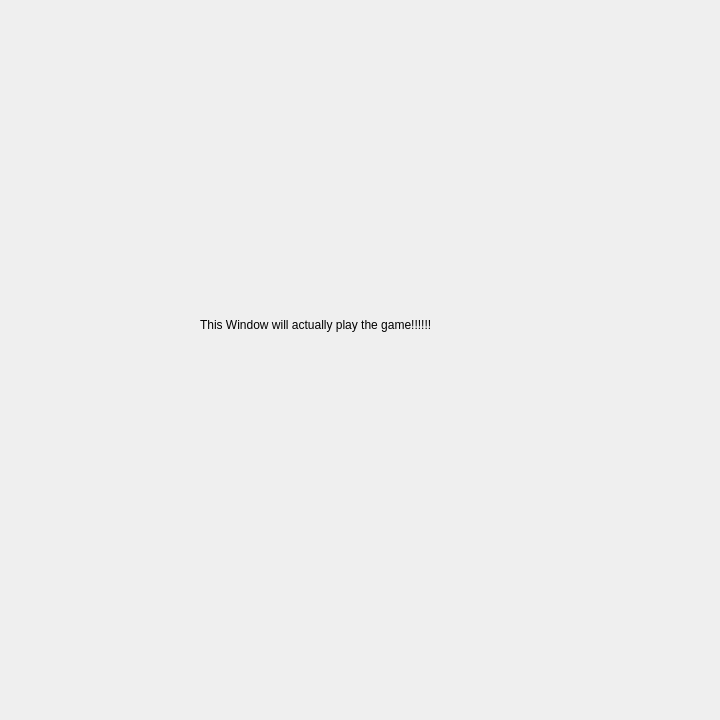
Above: all-4-pong/ingame.ui from twetm967/all-4-pong before the change. Below: the same form after it.
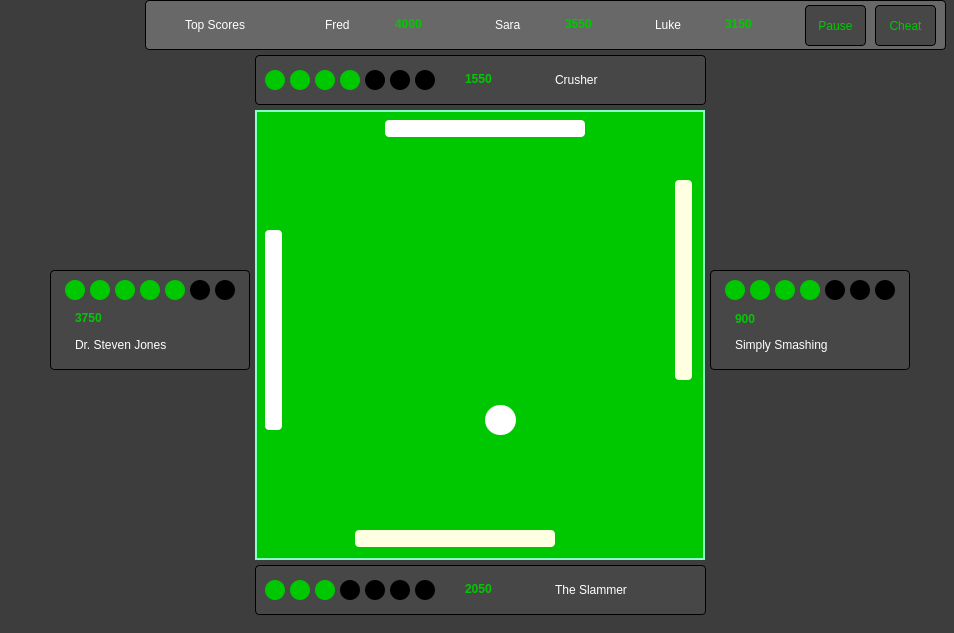
That is the form after the change.

What changed in the file:
```diff
--- a/all-4-pong/ingame.ui
+++ b/all-4-pong/ingame.ui
@@ -6,29 +6,1181 @@
    <rect>
     <x>0</x>
     <y>0</y>
-    <width>720</width>
-    <height>720</height>
+    <width>954</width>
+    <height>633</height>
    </rect>
   </property>
   <property name="windowTitle">
    <string>Form</string>
   </property>
-  <widget class="QLabel" name="label">
+  <property name="styleSheet">
+   <string notr="true">background-color: rgb(61, 61, 61);</string>
+  </property>
+  <widget class="QLabel" name="lblTop2Usrnm">
    <property name="geometry">
     <rect>
-     <x>200</x>
+     <x>495</x>
+     <y>15</y>
+     <width>61</width>
+     <height>20</height>
+    </rect>
+   </property>
+   <property name="styleSheet">
+    <string notr="true">background-color: rgb(104,104,104);
+color: rgb(255, 255, 255);
+text-align: center;</string>
+   </property>
+   <property name="text">
+    <string>Sara</string>
+   </property>
+  </widget>
+  <widget class="QLabel" name="lblLife3PT">
+   <property name="geometry">
+    <rect>
+     <x>315</x>
+     <y>70</y>
+     <width>20</width>
+     <height>20</height>
+    </rect>
+   </property>
+   <property name="styleSheet">
+    <string notr="true">background-color: rgb(0, 200, 0);
+border-radius: 10px;</string>
+   </property>
+   <property name="text">
+    <string/>
+   </property>
+  </widget>
+  <widget class="QLabel" name="lblLife4PL">
+   <property name="geometry">
+    <rect>
+     <x>140</x>
+     <y>280</y>
+     <width>20</width>
+     <height>20</height>
+    </rect>
+   </property>
+   <property name="styleSheet">
+    <string notr="true">background-color: rgb(0, 200, 0);
+border-radius: 10px;</string>
+   </property>
+   <property name="text">
+    <string/>
+   </property>
+  </widget>
+  <widget class="QLabel" name="lblPaddleLeft">
+   <property name="geometry">
+    <rect>
+     <x>265</x>
+     <y>230</y>
+     <width>17</width>
+     <height>200</height>
+    </rect>
+   </property>
+   <property name="sizePolicy">
+    <sizepolicy hsizetype="Preferred" vsizetype="Preferred">
+     <horstretch>0</horstretch>
+     <verstretch>0</verstretch>
+    </sizepolicy>
+   </property>
+   <property name="baseSize">
+    <size>
+     <width>0</width>
+     <height>0</height>
+    </size>
+   </property>
+   <property name="styleSheet">
+    <string notr="true">background-color: rgb(255, 255, 255);
+border-radius: 4px;</string>
+   </property>
+   <property name="frameShadow">
+    <enum>QFrame::Raised</enum>
+   </property>
+   <property name="text">
+    <string/>
+   </property>
+  </widget>
+  <widget class="QLabel" name="lblLife7PT">
+   <property name="geometry">
+    <rect>
+     <x>415</x>
+     <y>70</y>
+     <width>20</width>
+     <height>20</height>
+    </rect>
+   </property>
+   <property name="styleSheet">
+    <string notr="true">background-color: rgb(0, 0, 0);
+border-radius: 10px;</string>
+   </property>
+   <property name="text">
+    <string/>
+   </property>
+  </widget>
+  <widget class="QLabel" name="lblLife6PB">
+   <property name="geometry">
+    <rect>
+     <x>390</x>
+     <y>580</y>
+     <width>20</width>
+     <height>20</height>
+    </rect>
+   </property>
+   <property name="styleSheet">
+    <string notr="true">background-color: rgb(0, 0, 0);
+border-radius: 10px;</string>
+   </property>
+   <property name="text">
+    <string/>
+   </property>
+  </widget>
+  <widget class="QLabel" name="lblUsernamePR">
+   <property name="geometry">
+    <rect>
+     <x>735</x>
+     <y>335</y>
+     <width>131</width>
+     <height>20</height>
+    </rect>
+   </property>
+   <property name="styleSheet">
+    <string notr="true">background-color: rgb(71, 71, 71);
+color: rgb(255, 255, 255);
+text-align: center;</string>
+   </property>
+   <property name="text">
+    <string>Simply Smashing</string>
+   </property>
+  </widget>
+  <widget class="QLabel" name="lblTop3Usrnm">
+   <property name="geometry">
+    <rect>
+     <x>655</x>
+     <y>15</y>
+     <width>61</width>
+     <height>20</height>
+    </rect>
+   </property>
+   <property name="styleSheet">
+    <string notr="true">background-color: rgb(104,104,104);
+color: rgb(255, 255, 255);
+text-align: center;</string>
+   </property>
+   <property name="text">
+    <string>Luke</string>
+   </property>
+  </widget>
+  <widget class="QLabel" name="lblTop1Score">
+   <property name="geometry">
+    <rect>
+     <x>395</x>
+     <y>15</y>
+     <width>61</width>
+     <height>17</height>
+    </rect>
+   </property>
+   <property name="font">
+    <font>
+     <weight>75</weight>
+     <italic>false</italic>
+     <bold>true</bold>
+    </font>
+   </property>
+   <property name="styleSheet">
+    <string notr="true">background-color: rgb(104,104,104);
+color: rgb(0, 200, 0);
+text-align: center;</string>
+   </property>
+   <property name="frameShadow">
+    <enum>QFrame::Plain</enum>
+   </property>
+   <property name="text">
+    <string>4000</string>
+   </property>
+  </widget>
+  <widget class="QLabel" name="lblPlayerBoardR">
+   <property name="geometry">
+    <rect>
+     <x>710</x>
+     <y>270</y>
+     <width>200</width>
+     <height>100</height>
+    </rect>
+   </property>
+   <property name="styleSheet">
+    <string notr="true">background-color: rgb(71, 71, 71);
+border: 1px solid rgb(0, 0, 0);
+color: rgb(0, 200, 0);
+border-radius: 4px;</string>
+   </property>
+   <property name="text">
+    <string/>
+   </property>
+  </widget>
+  <widget class="QLabel" name="lblTop3Score">
+   <property name="geometry">
+    <rect>
+     <x>725</x>
+     <y>15</y>
+     <width>61</width>
+     <height>17</height>
+    </rect>
+   </property>
+   <property name="font">
+    <font>
+     <weight>75</weight>
+     <italic>false</italic>
+     <bold>true</bold>
+    </font>
+   </property>
+   <property name="styleSheet">
+    <string notr="true">background-color: rgb(104,104,104);
+color: rgb(0, 200, 0);
+text-align: center;</string>
+   </property>
+   <property name="frameShadow">
+    <enum>QFrame::Plain</enum>
+   </property>
+   <property name="text">
+    <string>3150</string>
+   </property>
+  </widget>
+  <widget class="QLabel" name="lblLife2PR">
+   <property name="geometry">
+    <rect>
+     <x>750</x>
+     <y>280</y>
+     <width>20</width>
+     <height>20</height>
+    </rect>
+   </property>
+   <property name="styleSheet">
+    <string notr="true">background-color: rgb(0, 200, 0);
+border-radius: 10px;</string>
+   </property>
+   <property name="text">
+    <string/>
+   </property>
+  </widget>
+  <widget class="QLabel" name="lblLife5PB">
+   <property name="geometry">
+    <rect>
+     <x>365</x>
+     <y>580</y>
+     <width>20</width>
+     <height>20</height>
+    </rect>
+   </property>
+   <property name="styleSheet">
+    <string notr="true">background-color: rgb(0, 0, 0);
+border-radius: 10px;</string>
+   </property>
+   <property name="text">
+    <string/>
+   </property>
+  </widget>
+  <widget class="QLabel" name="lblLeaderBoard">
+   <property name="geometry">
+    <rect>
+     <x>145</x>
+     <y>0</y>
+     <width>801</width>
+     <height>50</height>
+    </rect>
+   </property>
+   <property name="styleSheet">
+    <string notr="true">background-color: rgb(104, 104, 104);
+border: 1px solid rgb(0, 0, 0);
+color: rgb(0, 200, 0);
+border-radius: 4px;</string>
+   </property>
+   <property name="text">
+    <string/>
+   </property>
+  </widget>
+  <widget class="QLabel" name="lblPlayerBoardB">
+   <property name="geometry">
+    <rect>
+     <x>255</x>
+     <y>565</y>
+     <width>451</width>
+     <height>50</height>
+    </rect>
+   </property>
+   <property name="styleSheet">
+    <string notr="true">background-color: rgb(71, 71, 71);
+border: 1px solid rgb(0, 0, 0);
+color: rgb(0, 200, 0);
+border-radius: 4px;</string>
+   </property>
+   <property name="text">
+    <string/>
+   </property>
+  </widget>
+  <widget class="QLabel" name="lblScorePB">
+   <property name="geometry">
+    <rect>
+     <x>465</x>
+     <y>580</y>
+     <width>61</width>
+     <height>17</height>
+    </rect>
+   </property>
+   <property name="font">
+    <font>
+     <weight>75</weight>
+     <italic>false</italic>
+     <bold>true</bold>
+    </font>
+   </property>
+   <property name="styleSheet">
+    <string notr="true">background-color: rgb(71, 71, 71);
+color: rgb(0, 200, 0);
+text-align: center;</string>
+   </property>
+   <property name="frameShadow">
+    <enum>QFrame::Plain</enum>
+   </property>
+   <property name="text">
+    <string>2050</string>
+   </property>
+  </widget>
+  <widget class="QPushButton" name="btnPause">
+   <property name="geometry">
+    <rect>
+     <x>805</x>
+     <y>5</y>
+     <width>61</width>
+     <height>41</height>
+    </rect>
+   </property>
+   <property name="styleSheet">
+    <string notr="true">background-color: rgb(71, 71, 71);
+border: 1px solid rgb(0, 0, 0);
+color: rgb(0, 200, 0);
+border-radius: 4px;</string>
+   </property>
+   <property name="text">
+    <string>Pause</string>
+   </property>
+  </widget>
+  <widget class="QLabel" name="lblUsernamePT">
+   <property name="geometry">
+    <rect>
+     <x>555</x>
+     <y>70</y>
+     <width>131</width>
+     <height>20</height>
+    </rect>
+   </property>
+   <property name="styleSheet">
+    <string notr="true">background-color: rgb(71, 71, 71);
+color: rgb(255, 255, 255);
+text-align: center;</string>
+   </property>
+   <property name="text">
+    <string>Crusher</string>
+   </property>
+  </widget>
+  <widget class="QPushButton" name="btnCheat">
+   <property name="geometry">
+    <rect>
+     <x>875</x>
+     <y>5</y>
+     <width>61</width>
+     <height>41</height>
+    </rect>
+   </property>
+   <property name="styleSheet">
+    <string notr="true">background-color: rgb(71, 71, 71);
+border: 1px solid rgb(0, 0, 0);
+color: rgb(0, 200, 0);
+border-radius: 4px;</string>
+   </property>
+   <property name="text">
+    <string>Cheat</string>
+   </property>
+  </widget>
+  <widget class="QLabel" name="lblLife5PL">
+   <property name="geometry">
+    <rect>
+     <x>165</x>
+     <y>280</y>
+     <width>20</width>
+     <height>20</height>
+    </rect>
+   </property>
+   <property name="styleSheet">
+    <string notr="true">background-color: rgb(0, 200, 0);
+border-radius: 10px;</string>
+   </property>
+   <property name="text">
+    <string/>
+   </property>
+  </widget>
+  <widget class="QLabel" name="lblLeaderBoardTitle">
+   <property name="geometry">
+    <rect>
+     <x>185</x>
+     <y>15</y>
+     <width>81</width>
+     <height>20</height>
+    </rect>
+   </property>
+   <property name="styleSheet">
+    <string notr="true">background-color: rgb(104,104,104);
+color: rgb(255, 255, 255);
+text-align: center;</string>
+   </property>
+   <property name="text">
+    <string>Top Scores</string>
+   </property>
+  </widget>
+  <widget class="QLabel" name="lblLife3PR">
+   <property name="geometry">
+    <rect>
+     <x>775</x>
+     <y>280</y>
+     <width>20</width>
+     <height>20</height>
+    </rect>
+   </property>
+   <property name="styleSheet">
+    <string notr="true">background-color: rgb(0, 200, 0);
+border-radius: 10px;</string>
+   </property>
+   <property name="text">
+    <string/>
+   </property>
+  </widget>
+  <widget class="QLabel" name="lblScorePT">
+   <property name="geometry">
+    <rect>
+     <x>465</x>
+     <y>70</y>
+     <width>61</width>
+     <height>17</height>
+    </rect>
+   </property>
+   <property name="font">
+    <font>
+     <weight>75</weight>
+     <italic>false</italic>
+     <bold>true</bold>
+    </font>
+   </property>
+   <property name="styleSheet">
+    <string notr="true">background-color: rgb(71, 71, 71);
+color: rgb(0, 200, 0);
+text-align: center;</string>
+   </property>
+   <property name="frameShadow">
+    <enum>QFrame::Plain</enum>
+   </property>
+   <property name="text">
+    <string>1550</string>
+   </property>
+  </widget>
+  <widget class="QLabel" name="lblLife7PR">
+   <property name="geometry">
+    <rect>
+     <x>875</x>
+     <y>280</y>
+     <width>20</width>
+     <height>20</height>
+    </rect>
+   </property>
+   <property name="styleSheet">
+    <string notr="true">background-color: rgb(0, 0, 0);
+border-radius: 10px;</string>
+   </property>
+   <property name="text">
+    <string/>
+   </property>
+  </widget>
+  <widget class="QWidget" name="gameCourt" native="true">
+   <property name="geometry">
+    <rect>
+     <x>255</x>
+     <y>110</y>
+     <width>450</width>
+     <height>450</height>
+    </rect>
+   </property>
+   <property name="styleSheet">
+    <string notr="true">background-color: rgb(0, 200, 0);
+border: 2px solid rgb(137, 255, 200);
+box-shadow: 10px 10px 30px rgb(0, 0, 0);</string>
+   </property>
+   <widget class="QLabel" name="lblBall">
+    <property name="geometry">
+     <rect>
+      <x>230</x>
+      <y>295</y>
+      <width>31</width>
+      <height>30</height>
+     </rect>
+    </property>
+    <property name="styleSheet">
+     <string notr="true">border: 0px solid rgb(255, 255, 255);
+background-color: rgb(255, 255, 255);
+border-radius: 15px;</string>
+    </property>
+    <property name="text">
+     <string/>
+    </property>
+   </widget>
+  </widget>
+  <widget class="QLabel" name="lblTop2Score">
+   <property name="geometry">
+    <rect>
+     <x>565</x>
+     <y>15</y>
+     <width>61</width>
+     <height>17</height>
+    </rect>
+   </property>
+   <property name="font">
+    <font>
+     <weight>75</weight>
+     <italic>false</italic>
+     <bold>true</bold>
+    </font>
+   </property>
+   <property name="styleSheet">
+    <string notr="true">background-color: rgb(104,104,104);
+color: rgb(0, 200, 0);
+text-align: center;</string>
+   </property>
+   <property name="frameShadow">
+    <enum>QFrame::Plain</enum>
+   </property>
+   <property name="text">
+    <string>3550</string>
+   </property>
+  </widget>
+  <widget class="QLabel" name="lblLife6PR">
+   <property name="geometry">
+    <rect>
+     <x>850</x>
+     <y>280</y>
+     <width>20</width>
+     <height>20</height>
+    </rect>
+   </property>
+   <property name="styleSheet">
+    <string notr="true">background-color: rgb(0, 0, 0);
+border-radius: 10px;</string>
+   </property>
+   <property name="text">
+    <string/>
+   </property>
+  </widget>
+  <widget class="QLabel" name="lblLife4PB">
+   <property name="geometry">
+    <rect>
+     <x>340</x>
+     <y>580</y>
+     <width>20</width>
+     <height>20</height>
+    </rect>
+   </property>
+   <property name="styleSheet">
+    <string notr="true">background-color: rgb(0, 0, 0);
+border-radius: 10px;</string>
+   </property>
+   <property name="text">
+    <string/>
+   </property>
+  </widget>
+  <widget class="QLabel" name="lblLife6PT">
+   <property name="geometry">
+    <rect>
+     <x>390</x>
+     <y>70</y>
+     <width>20</width>
+     <height>20</height>
+    </rect>
+   </property>
+   <property name="styleSheet">
+    <string notr="true">background-color: rgb(0, 0, 0);
+border-radius: 10px;</string>
+   </property>
+   <property name="text">
+    <string/>
+   </property>
+  </widget>
+  <widget class="QLabel" name="lblLife3PB">
+   <property name="geometry">
+    <rect>
+     <x>315</x>
+     <y>580</y>
+     <width>20</width>
+     <height>20</height>
+    </rect>
+   </property>
+   <property name="styleSheet">
+    <string notr="true">background-color: rgb(0, 200, 0);
+border-radius: 10px;</string>
+   </property>
+   <property name="text">
+    <string/>
+   </property>
+  </widget>
+  <widget class="QLabel" name="lblPlayerBoardL">
+   <property name="geometry">
+    <rect>
+     <x>50</x>
+     <y>270</y>
+     <width>200</width>
+     <height>100</height>
+    </rect>
+   </property>
+   <property name="styleSheet">
+    <string notr="true">background-color: rgb(71, 71, 71);
+border: 1px solid rgb(0, 0, 0);
+color: rgb(0, 200, 0);
+border-radius: 4px;</string>
+   </property>
+   <property name="text">
+    <string/>
+   </property>
+  </widget>
+  <widget class="QLabel" name="lblLife1PL">
+   <property name="geometry">
+    <rect>
+     <x>65</x>
+     <y>280</y>
+     <width>20</width>
+     <height>20</height>
+    </rect>
+   </property>
+   <property name="styleSheet">
+    <string notr="true">background-color: rgb(0, 200, 0);
+border-radius: 10px;</string>
+   </property>
+   <property name="text">
+    <string/>
+   </property>
+  </widget>
+  <widget class="QLabel" name="lblLife5PT">
+   <property name="geometry">
+    <rect>
+     <x>365</x>
+     <y>70</y>
+     <width>20</width>
+     <height>20</height>
+    </rect>
+   </property>
+   <property name="styleSheet">
+    <string notr="true">background-color: rgb(0, 0, 0);
+border-radius: 10px;</string>
+   </property>
+   <property name="text">
+    <string/>
+   </property>
+  </widget>
+  <widget class="QLabel" name="lblLife1PB">
+   <property name="geometry">
+    <rect>
+     <x>265</x>
+     <y>580</y>
+     <width>20</width>
+     <height>20</height>
+    </rect>
+   </property>
+   <property name="styleSheet">
+    <string notr="true">background-color: rgb(0, 200, 0);
+border-radius: 10px;</string>
+   </property>
+   <property name="text">
+    <string/>
+   </property>
+  </widget>
+  <widget class="QLabel" name="lblLife1PT">
+   <property name="geometry">
+    <rect>
+     <x>265</x>
+     <y>70</y>
+     <width>20</width>
+     <height>20</height>
+    </rect>
+   </property>
+   <property name="styleSheet">
+    <string notr="true">background-color: rgb(0, 200, 0);
+border-radius: 10px;</string>
+   </property>
+   <property name="text">
+    <string/>
+   </property>
+  </widget>
+  <widget class="QLabel" name="lblUsernamePL">
+   <property name="geometry">
+    <rect>
+     <x>75</x>
+     <y>335</y>
+     <width>131</width>
+     <height>20</height>
+    </rect>
+   </property>
+   <property name="styleSheet">
+    <string notr="true">background-color: rgb(71, 71, 71);
+color: rgb(255, 255, 255);
+text-align: center;</string>
+   </property>
+   <property name="text">
+    <string>Dr. Steven Jones</string>
+   </property>
+  </widget>
+  <widget class="QLabel" name="lblLife4PT">
+   <property name="geometry">
+    <rect>
+     <x>340</x>
+     <y>70</y>
+     <width>20</width>
+     <height>20</height>
+    </rect>
+   </property>
+   <property name="styleSheet">
+    <string notr="true">background-color: rgb(0, 200, 0);
+border-radius: 10px;</string>
+   </property>
+   <property name="text">
+    <string/>
+   </property>
+  </widget>
+  <widget class="QLabel" name="lblPlayerBoardT">
+   <property name="geometry">
+    <rect>
+     <x>255</x>
+     <y>55</y>
+     <width>451</width>
+     <height>50</height>
+    </rect>
+   </property>
+   <property name="styleSheet">
+    <string notr="true">background-color: rgb(71, 71, 71);
+border: 1px solid rgb(0, 0, 0);
+color: rgb(0, 200, 0);
+border-radius: 4px;</string>
+   </property>
+   <property name="text">
+    <string/>
+   </property>
+  </widget>
+  <widget class="QLabel" name="lblLife2PT">
+   <property name="geometry">
+    <rect>
+     <x>290</x>
+     <y>70</y>
+     <width>20</width>
+     <height>20</height>
+    </rect>
+   </property>
+   <property name="styleSheet">
+    <string notr="true">background-color: rgb(0, 200, 0);
+border-radius: 10px;</string>
+   </property>
+   <property name="text">
+    <string/>
+   </property>
+  </widget>
+  <widget class="QLabel" name="lblLife7PL">
+   <property name="geometry">
+    <rect>
+     <x>215</x>
+     <y>280</y>
+     <width>20</width>
+     <height>20</height>
+    </rect>
+   </property>
+   <property name="styleSheet">
+    <string notr="true">background-color: rgb(0, 0, 0);
+border-radius: 10px;</string>
+   </property>
+   <property name="text">
+    <string/>
+   </property>
+  </widget>
+  <widget class="QLabel" name="lblLife3PL">
+   <property name="geometry">
+    <rect>
+     <x>115</x>
+     <y>280</y>
+     <width>20</width>
+     <height>20</height>
+    </rect>
+   </property>
+   <property name="styleSheet">
+    <string notr="true">background-color: rgb(0, 200, 0);
+border-radius: 10px;</string>
+   </property>
+   <property name="text">
+    <string/>
+   </property>
+  </widget>
+  <widget class="QLabel" name="lblTop1Usrnm">
+   <property name="geometry">
+    <rect>
+     <x>325</x>
+     <y>15</y>
+     <width>61</width>
+     <height>20</height>
+    </rect>
+   </property>
+   <property name="styleSheet">
+    <string notr="true">background-color: rgb(104,104,104);
+color: rgb(255, 255, 255);
+text-align: center;</string>
+   </property>
+   <property name="text">
+    <string>Fred</string>
+   </property>
+  </widget>
+  <widget class="QLabel" name="lblScorePR">
+   <property name="geometry">
+    <rect>
+     <x>735</x>
      <y>310</y>
-     <width>291</width>
-     <height>31</height>
+     <width>61</width>
+     <height>17</height>
     </rect>
    </property>
+   <property name="font">
+    <font>
+     <weight>75</weight>
+     <italic>false</italic>
+     <bold>true</bold>
+    </font>
+   </property>
+   <property name="styleSheet">
+    <string notr="true">background-color: rgb(71, 71, 71);
+color: rgb(0, 200, 0);
+text-align: center;</string>
+   </property>
+   <property name="frameShadow">
+    <enum>QFrame::Plain</enum>
+   </property>
    <property name="text">
-    <string>This Window will actually play the game!!!!!!</string>
+    <string>900</string>
    </property>
-   <property name="textFormat">
-    <enum>Qt::RichText</enum>
+  </widget>
+  <widget class="QLabel" name="lblLife5PR">
+   <property name="geometry">
+    <rect>
+     <x>825</x>
+     <y>280</y>
+     <width>20</width>
+     <height>20</height>
+    </rect>
    </property>
+   <property name="styleSheet">
+    <string notr="true">background-color: rgb(0, 0, 0);
+border-radius: 10px;</string>
+   </property>
+   <property name="text">
+    <string/>
+   </property>
   </widget>
+  <widget class="QLabel" name="lblLife7PB">
+   <property name="geometry">
+    <rect>
+     <x>415</x>
+     <y>580</y>
+     <width>20</width>
+     <height>20</height>
+    </rect>
+   </property>
+   <property name="styleSheet">
+    <string notr="true">background-color: rgb(0, 0, 0);
+border-radius: 10px;</string>
+   </property>
+   <property name="text">
+    <string/>
+   </property>
+  </widget>
+  <widget class="QLabel" name="lblPaddleBottom">
+   <property name="geometry">
+    <rect>
+     <x>355</x>
+     <y>530</y>
+     <width>200</width>
+     <height>17</height>
+    </rect>
+   </property>
+   <property name="sizePolicy">
+    <sizepolicy hsizetype="Preferred" vsizetype="Preferred">
+     <horstretch>0</horstretch>
+     <verstretch>0</verstretch>
+    </sizepolicy>
+   </property>
+   <property name="baseSize">
+    <size>
+     <width>0</width>
+     <height>0</height>
+    </size>
+   </property>
+   <property name="styleSheet">
+    <string notr="true">background-color: rgb(255, 255, 225);
+border-radius: 4px;</string>
+   </property>
+   <property name="frameShadow">
+    <enum>QFrame::Raised</enum>
+   </property>
+   <property name="text">
+    <string/>
+   </property>
+  </widget>
+  <widget class="QLabel" name="lblScorePL">
+   <property name="geometry">
+    <rect>
+     <x>75</x>
+     <y>310</y>
+     <width>61</width>
+     <height>16</height>
+    </rect>
+   </property>
+   <property name="font">
+    <font>
+     <weight>75</weight>
+     <italic>false</italic>
+     <bold>true</bold>
+    </font>
+   </property>
+   <property name="styleSheet">
+    <string notr="true">background-color: rgb(71, 71, 71);
+color: rgb(0, 200, 0);
+text-align: center;</string>
+   </property>
+   <property name="frameShadow">
+    <enum>QFrame::Plain</enum>
+   </property>
+   <property name="text">
+    <string>3750</string>
+   </property>
+  </widget>
+  <widget class="QLabel" name="lblUsernamePB">
+   <property name="geometry">
+    <rect>
+     <x>555</x>
+     <y>580</y>
+     <width>131</width>
+     <height>20</height>
+    </rect>
+   </property>
+   <property name="styleSheet">
+    <string notr="true">background-color: rgb(71, 71, 71);
+color: rgb(255, 255, 255);
+text-align: center;</string>
+   </property>
+   <property name="text">
+    <string>The Slammer</string>
+   </property>
+  </widget>
+  <widget class="QLabel" name="lblLife1PR">
+   <property name="geometry">
+    <rect>
+     <x>725</x>
+     <y>280</y>
+     <width>20</width>
+     <height>20</height>
+    </rect>
+   </property>
+   <property name="styleSheet">
+    <string notr="true">background-color: rgb(0, 200, 0);
+border-radius: 10px;</string>
+   </property>
+   <property name="text">
+    <string/>
+   </property>
+  </widget>
+  <widget class="QLabel" name="lblPaddleTop">
+   <property name="geometry">
+    <rect>
+     <x>385</x>
+     <y>120</y>
+     <width>200</width>
+     <height>17</height>
+    </rect>
+   </property>
+   <property name="sizePolicy">
+    <sizepolicy hsizetype="Preferred" vsizetype="Preferred">
+     <horstretch>0</horstretch>
+     <verstretch>0</verstretch>
+    </sizepolicy>
+   </property>
+   <property name="baseSize">
+    <size>
+     <width>0</width>
+     <height>0</height>
+    </size>
+   </property>
+   <property name="styleSheet">
+    <string notr="true">background-color: rgb(255, 255, 255);
+border-radius: 4px;</string>
+   </property>
+   <property name="frameShadow">
+    <enum>QFrame::Raised</enum>
+   </property>
+   <property name="text">
+    <string/>
+   </property>
+  </widget>
+  <widget class="QLabel" name="lblLife6PL">
+   <property name="geometry">
+    <rect>
+     <x>190</x>
+     <y>280</y>
+     <width>20</width>
+     <height>20</height>
+    </rect>
+   </property>
+   <property name="styleSheet">
+    <string notr="true">background-color: rgb(0, 0, 0);
+border-radius: 10px;</string>
+   </property>
+   <property name="text">
+    <string/>
+   </property>
+  </widget>
+  <widget class="QLabel" name="lblLife2PL">
+   <property name="geometry">
+    <rect>
+     <x>90</x>
+     <y>280</y>
+     <width>20</width>
+     <height>20</height>
+    </rect>
+   </property>
+   <property name="styleSheet">
+    <string notr="true">background-color: rgb(0, 200, 0);
+border-radius: 10px;</string>
+   </property>
+   <property name="text">
+    <string/>
+   </property>
+  </widget>
+  <widget class="QLabel" name="lblPaddleRight">
+   <property name="geometry">
+    <rect>
+     <x>675</x>
+     <y>180</y>
+     <width>17</width>
+     <height>200</height>
+    </rect>
+   </property>
+   <property name="sizePolicy">
+    <sizepolicy hsizetype="Preferred" vsizetype="Preferred">
+     <horstretch>0</horstretch>
+     <verstretch>0</verstretch>
+    </sizepolicy>
+   </property>
+   <property name="baseSize">
+    <size>
+     <width>0</width>
+     <height>0</height>
+    </size>
+   </property>
+   <property name="styleSheet">
+    <string notr="true">background-color: rgb(255, 255, 225);
+border-radius: 4px;</string>
+   </property>
+   <property name="frameShadow">
+    <enum>QFrame::Raised</enum>
+   </property>
+   <property name="text">
+    <string/>
+   </property>
+  </widget>
+  <widget class="QLabel" name="lblLife2PB">
+   <property name="geometry">
+    <rect>
+     <x>290</x>
+     <y>580</y>
+     <width>20</width>
+     <height>20</height>
+    </rect>
+   </property>
+   <property name="styleSheet">
+    <string notr="true">background-color: rgb(0, 200, 0);
+border-radius: 10px;</string>
+   </property>
+   <property name="text">
+    <string/>
+   </property>
+  </widget>
+  <widget class="QLabel" name="lblLife4PR">
+   <property name="geometry">
+    <rect>
+     <x>800</x>
+     <y>280</y>
+     <width>20</width>
+     <height>20</height>
+    </rect>
+   </property>
+   <property name="styleSheet">
+    <string notr="true">background-color: rgb(0, 200, 0);
+border-radius: 10px;</string>
+   </property>
+   <property name="text">
+    <string/>
+   </property>
+  </widget>
+  <zorder>gameCourt</zorder>
+  <zorder>lblPlayerBoardB</zorder>
+  <zorder>lblLeaderBoard</zorder>
+  <zorder>lblPlayerBoardL</zorder>
+  <zorder>lblPlayerBoardR</zorder>
+  <zorder>lblPlayerBoardT</zorder>
+  <zorder>lblTop2Usrnm</zorder>
+  <zorder>lblLife3PT</zorder>
+  <zorder>lblLife4PL</zorder>
+  <zorder>lblPaddleLeft</zorder>
+  <zorder>lblLife7PT</zorder>
+  <zorder>lblLife6PB</zorder>
+  <zorder>lblUsernamePR</zorder>
+  <zorder>lblTop3Usrnm</zorder>
+  <zorder>lblTop1Score</zorder>
+  <zorder>lblTop3Score</zorder>
+  <zorder>lblLife2PR</zorder>
+  <zorder>lblLife5PB</zorder>
+  <zorder>lblScorePB</zorder>
+  <zorder>btnPause</zorder>
+  <zorder>lblUsernamePT</zorder>
+  <zorder>btnCheat</zorder>
+  <zorder>lblLife5PL</zorder>
+  <zorder>lblLeaderBoardTitle</zorder>
+  <zorder>lblLife3PR</zorder>
+  <zorder>lblScorePT</zorder>
+  <zorder>lblLife7PR</zorder>
+  <zorder>lblTop2Score</zorder>
+  <zorder>lblLife6PR</zorder>
+  <zorder>lblLife4PB</zorder>
+  <zorder>lblLife6PT</zorder>
+  <zorder>lblLife3PB</zorder>
+  <zorder>lblLife1PL</zorder>
+  <zorder>lblLife5PT</zorder>
+  <zorder>lblLife1PB</zorder>
+  <zorder>lblLife1PT</zorder>
+  <zorder>lblUsernamePL</zorder>
+  <zorder>lblLife4PT</zorder>
+  <zorder>lblLife7PL</zorder>
+  <zorder>lblLife3PL</zorder>
+  <zorder>lblTop1Usrnm</zorder>
+  <zorder>lblScorePR</zorder>
+  <zorder>lblLife5PR</zorder>
+  <zorder>lblLife7PB</zorder>
+  <zorder>lblPaddleBottom</zorder>
+  <zorder>lblScorePL</zorder>
+  <zorder>lblUsernamePB</zorder>
+  <zorder>lblLife1PR</zorder>
+  <zorder>lblPaddleTop</zorder>
+  <zorder>lblLife6PL</zorder>
+  <zorder>lblLife2PL</zorder>
+  <zorder>lblPaddleRight</zorder>
+  <zorder>lblLife2PB</zorder>
+  <zorder>lblLife4PR</zorder>
+  <zorder>lblLife2PT</zorder>
  </widget>
  <resources/>
  <connections/>
```
